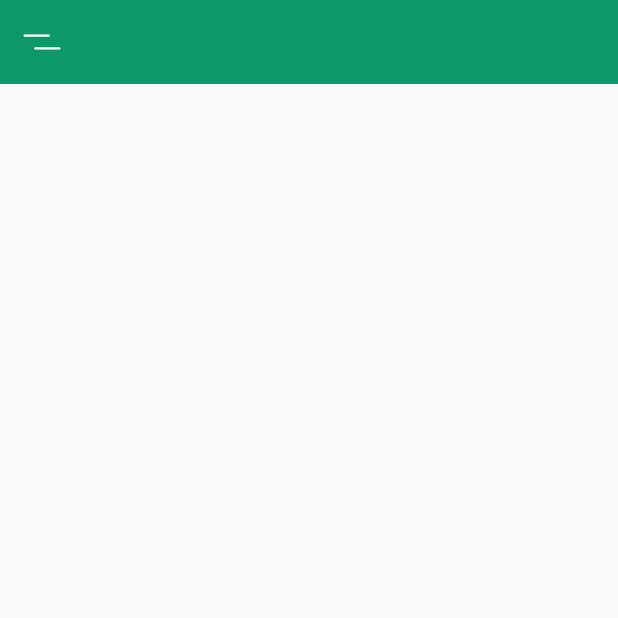
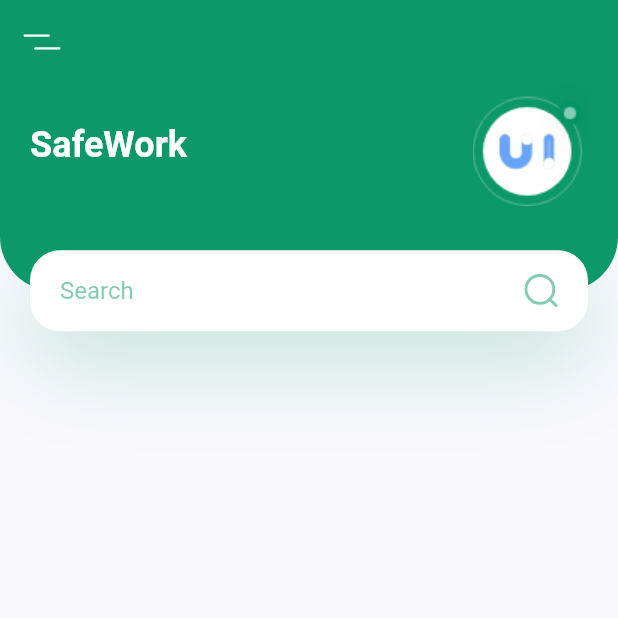
Before and after one commit to simonpojok/plant_ui_flutter, a Flutter app: the screen it shows after launch, on a phone screen of 412 x 824 dp, the top half of it. Run offline on Flutter 3.47's test engine with Material 2 defaults, Android fonts, the phone set to English and light mode, and no system bars; our stand-ins replace flutter_svg.

Commit message:
added home with search

```diff
--- a/lib/screens/components/body.dart
+++ b/lib/screens/components/body.dart
@@ -1 +1,96 @@
 import 'package:flutter/material.dart';
+import 'package:flutter/painting.dart';
+import 'package:flutter_svg/flutter_svg.dart';
+import 'package:plant/constants.dart';
+
+class Body extends StatelessWidget {
+  @override
+  Widget build(BuildContext context) {
+    Size size = MediaQuery.of(context).size;
+    return SingleChildScrollView(
+      child: Column(
+        children: [
+          buildHomeWithSearchContainer(size, context)
+        ],
+      ),
+    );
+  }
+
+  Container buildHomeWithSearchContainer(Size size, BuildContext context) {
+    return Container(
+        height: size.height * 0.2,
+        child: Stack(
+          children: [
+            Container(
+              padding: EdgeInsets.only(
+                left: kDefaultPadding,
+                right: kDefaultPadding,
+                bottom: kDefaultPadding + 36,
+              ),
+              height: size.height * 0.2 - 27,
+              decoration: BoxDecoration(
+                color: kPrimaryColor,
+                borderRadius: BorderRadius.only(
+                  bottomLeft: Radius.circular(36),
+                  bottomRight: Radius.circular(36)
+                )
+              ),
+              child: Row(
+                children: [
+                  Text(
+                    'SafeWork',
+                    style: Theme.of(context).textTheme.headline5.copyWith(
+                      color: Colors.white,
+                      fontWeight: FontWeight.bold
+                    ),
+                  ),
+                  Spacer(),
+                  Image.asset("assets/images/logo.png")
+                ],
+              ),
+            ),
+            Positioned(
+              bottom: 0,
+              left: 0,
+              right: 0,
+              child: Container(
+                height: 54,
+                margin: EdgeInsets.symmetric(horizontal: kDefaultPadding),
+                padding: EdgeInsets.symmetric(horizontal: kDefaultPadding),
+                alignment: Alignment.center,
+                decoration: BoxDecoration(
+                  color: Colors.white,
+                  borderRadius: BorderRadius.circular(20),
+                  boxShadow: [
+                    BoxShadow(
+                      offset: Offset(0, 20),
+                      blurRadius: 50,
+                      color: kPrimaryColor.withOpacity(0.23)
+                    )
+                  ],
+                ),
+                child: Row(
+                  children: [
+                    Expanded(
+                      child: TextField(
+                        decoration: InputDecoration(
+                          hintText: "Search",
+                          hintStyle: TextStyle(
+                            color: kPrimaryColor.withOpacity(0.5),
+                          ),
+                          enabledBorder: InputBorder.none,
+                          focusedBorder: InputBorder.none,
+                        ),
+                        onChanged: (value) {},
+                      ),
+                    ),
+                    SvgPicture.asset("assets/icons/search.svg"),
+                  ],
+                ),
+              ),
+            )
+          ],
+        ),
+      );
+  }
+}
--- a/lib/screens/home_screen.dart
+++ b/lib/screens/home_screen.dart
@@ -1,11 +1,13 @@
 import 'package:flutter/material.dart';
 import 'package:flutter_svg/flutter_svg.dart';
+import 'package:plant/screens/components/body.dart';
 
 class HomeScreen extends StatelessWidget {
   @override
   Widget build(BuildContext context) {
     return Scaffold(
       appBar: buildAppBar(),
+      body: Body(),
     );
   }
 
```
